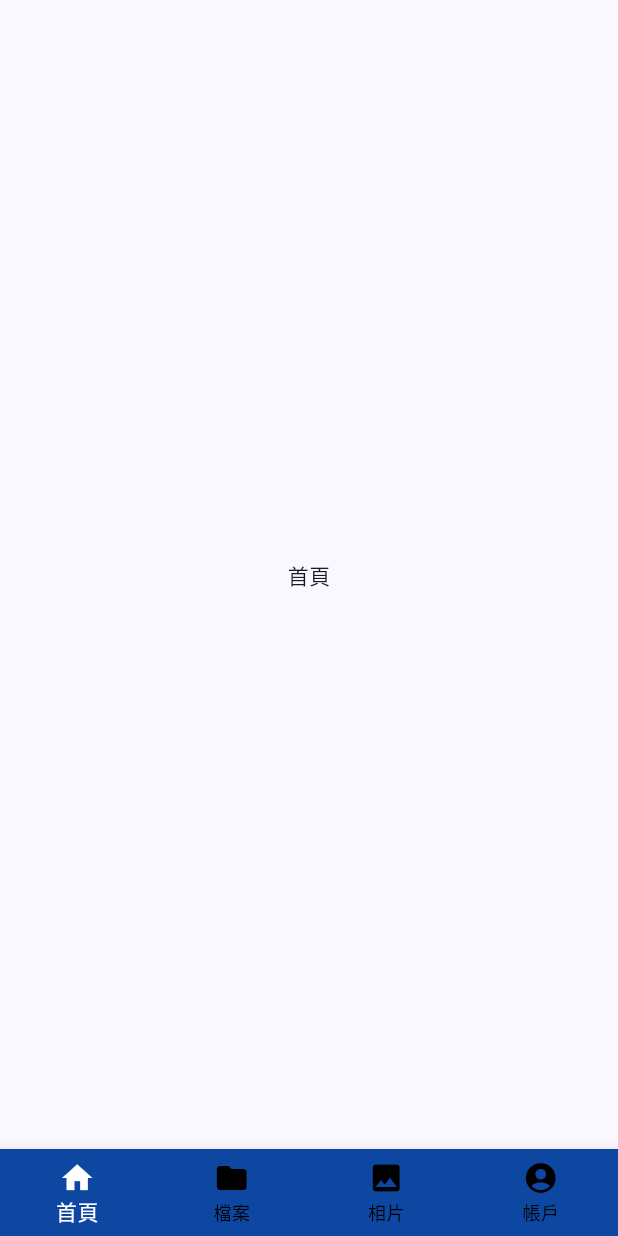
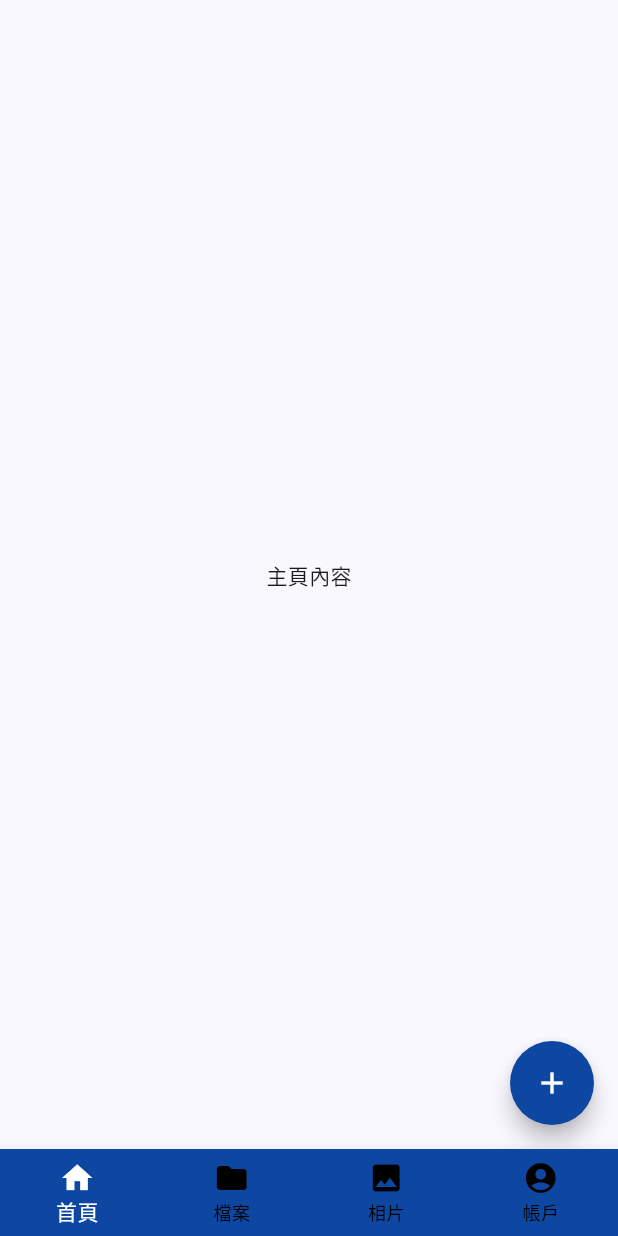
Before and after one commit to oakleychen0707/cameraUploadUI, a Flutter app: the screen it shows after launch, on a phone screen of 412 x 824 dp. Run offline on Flutter 3.47's test engine with Material 3 defaults, Android fonts, the phone set to English and light mode, and no system bars; our stand-ins replace image_picker.

Commit message:
增加右下角 + 鍵，未來可上傳圖片、影片

```diff
--- a/lib/home_page.dart
+++ b/lib/home_page.dart
@@ -1,10 +1,24 @@
 import 'package:flutter/material.dart';
+import 'image_picker_helper.dart';  // 引入 ImagePickerHelper
 
 class HomePage extends StatelessWidget {
   const HomePage({super.key});
 
   @override
   Widget build(BuildContext context) {
-    return const Center(child: Text('首頁'));
+    return Scaffold(
+      body: const Center(
+        child: Text('主頁內容'),
+      ),
+      floatingActionButton: FloatingActionButton(
+        onPressed: () => ImagePickerHelper.pickImage(),  // 調用共用的 pickImage 方法
+        child: const Icon(
+          Icons.add,
+          color: Colors.white,  // 圖標顏色
+        ),
+        backgroundColor: Colors.blue.shade900,  // 按鈕背景顏色
+        shape: CircleBorder(),
+      ),
+    );
   }
 }
--- /dev/null
+++ b/lib/image_picker_helper.dart
@@ -0,0 +1,15 @@
+import 'package:image_picker/image_picker.dart';
+
+class ImagePickerHelper {
+  static final ImagePicker _picker = ImagePicker();
+
+  // 靜態方法來處理圖片選擇
+  static Future<void> pickImage() async {
+    final XFile? image = await _picker.pickImage(source: ImageSource.gallery);
+
+    if (image != null) {
+      // 在這裡處理圖片，例如上傳圖片
+      print('選擇的圖片路徑: ${image.path}');
+    }
+  }
+}
--- a/lib/main.dart
+++ b/lib/main.dart
@@ -34,7 +34,7 @@ class _HomeScreenState extends State<HomeScreen> {
   int _currentIndex = 0;
 
   final List<Widget> _pages = [
-    const HomePage(),
+    HomePage(),  // 移除 const
     const FilePage(),
     const PhotoPage(),
     const AccountPage(),
--- a/pubspec.yaml
+++ b/pubspec.yaml
@@ -30,6 +30,7 @@ environment:
 dependencies:
   flutter:
     sdk: flutter
+  image_picker: ^0.8.5+3
 
   # The following adds the Cupertino Icons font to your application.
   # Use with the CupertinoIcons class for iOS style icons.
```
Also changed, not shown: lib/file_page.dart (+15 -1 lines), pubspec.lock, 18 other files.
